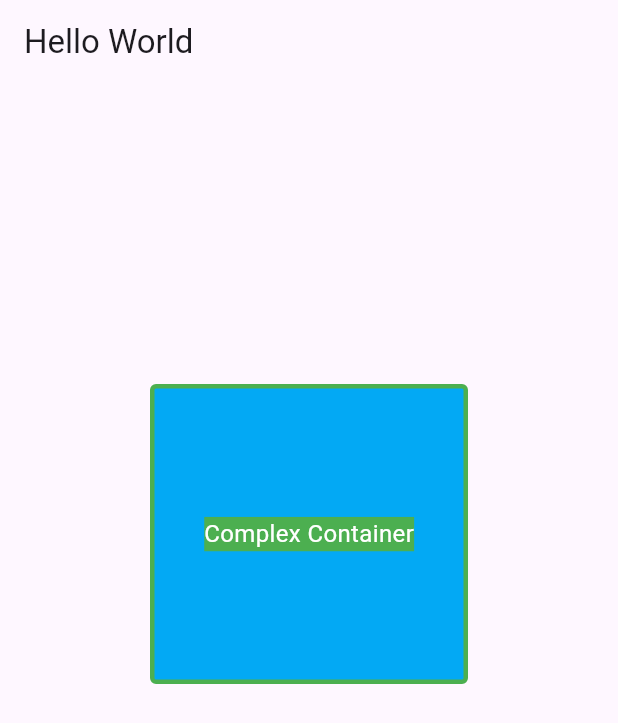
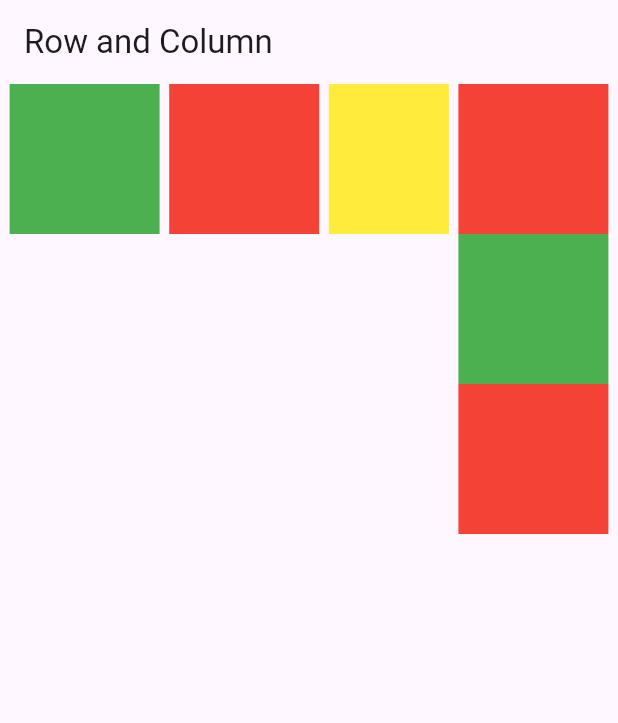
Before and after one commit to krishansharma11/40DaysOfFlutter, a Flutter app: the screen it shows after launch, on a phone screen of 412 x 824 dp. Shown: the top 723 px of the screen. Run offline on Flutter 3.47's test engine with Material 3 defaults, Android fonts, the phone set to English and light mode, and no system bars.

Commit message:
row and column

```diff
--- a/lib/main.dart
+++ b/lib/main.dart
@@ -10,29 +10,48 @@ class MyApp extends StatelessWidget {
     return MaterialApp(
       home: Scaffold(
           appBar: AppBar(
-        title: (const Text("Hello World")),
+            title: (const Text("Row and Column")),
           ),
           body: Container(
-        alignment: Alignment.center,
-        height: 200,
-        width: 400,
-        padding: const EdgeInsets.all(10),
-        margin: const EdgeInsets.symmetric(vertical: 200, horizontal: 100),
-        decoration: BoxDecoration(
-            color: Colors.lightBlue,
-            border: Border.all(color: Colors.green, width: 3),
-            borderRadius: BorderRadius.circular(4)),
-        // transform: Matrix4.rotationZ(0.1),
-        // clipBehavior: Clip.antiAliasWithSaveLayer,
-        child: const Text(
-          'Complex Container',
-          style: TextStyle(
-            color: Colors.white,
-            backgroundColor: Colors.green,
-            fontSize: 16,
+              child: Row(
+                  mainAxisAlignment: MainAxisAlignment.spaceEvenly,
+                  crossAxisAlignment: CrossAxisAlignment.start,
+                  children: [
+                Container(
+                  height: 100,
+                  width: 100,
+                  color: Colors.green,
                 ),
+                Container(
+                  height: 100,
+                  width: 100,
+                  color: Colors.red,
                 ),
+                Container(
+                  height: 100,
+                  width: 80,
+                  color: Colors.yellow,
                 ),
-    ));
+                Column(
+                  children: [
+                    Container(
+                      height: 100,
+                      width: 100,
+                      color: Colors.red,
+                    ),
+                    Container(
+                      height: 100,
+                      width: 100,
+                      color: Colors.green,
+                    ),
+                    Container(
+                      height: 100,
+                      width: 100,
+                      color: Colors.red,
+                    ),
+                  ],
+                )
+              ]))),
+    );
   }
 }
```
Lines whose indentation alone changed are shown as unchanged.
